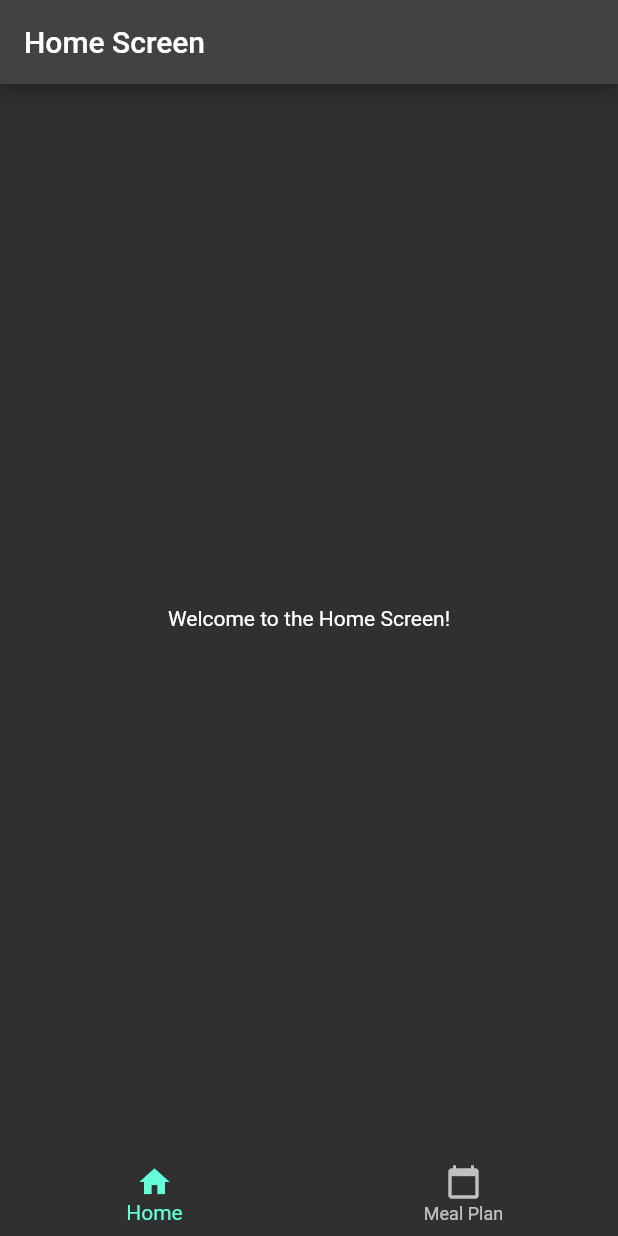
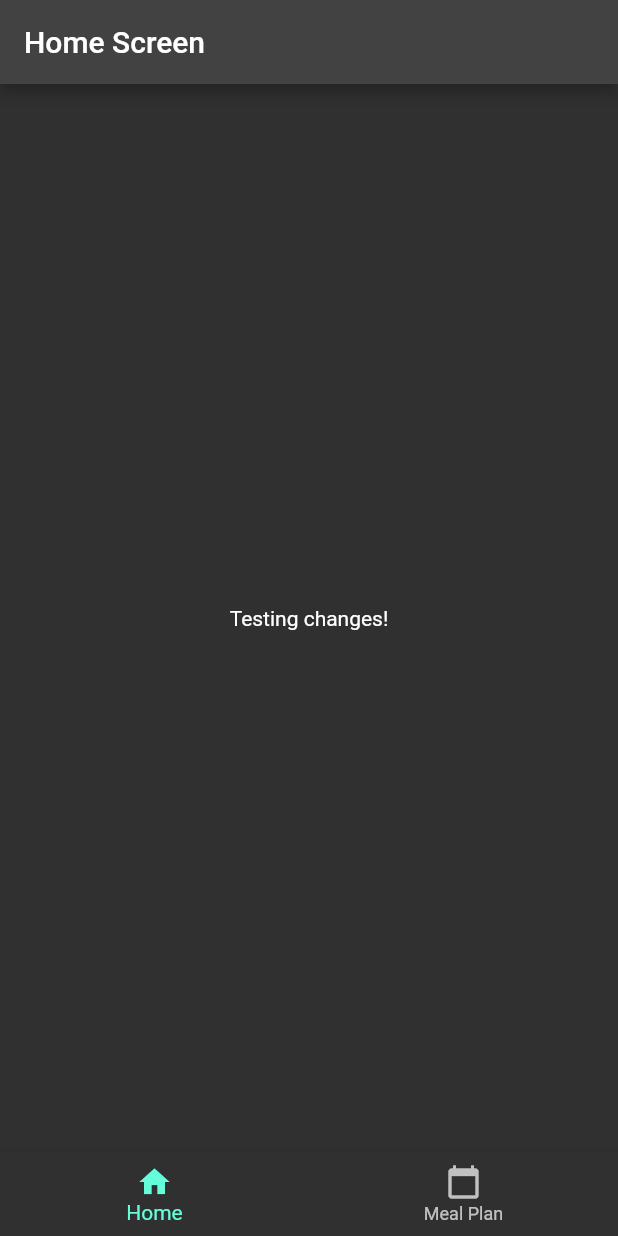
Before and after one commit to AyushC45/FullRecipeApp, a Flutter app: the screen it shows after launch, on a phone screen of 412 x 824 dp. Run offline on Flutter 3.47's test engine with Material 2 defaults, Android fonts, the phone set to English and light mode, and no system bars.

Commit message:
Changing text on home screen.

```diff
--- a/lib/home_screen.dart
+++ b/lib/home_screen.dart
@@ -8,7 +8,7 @@ class HomeScreen extends StatelessWidget {
         title: Text('Home Screen'),
       ),
       body: Center(
-        child: Text('Welcome to the Home Screen!'),
+        child: Text('Testing changes!'),
       ),
     );
   }
```
Also changed, not shown: lib/main.dart (+6 -3 lines).
